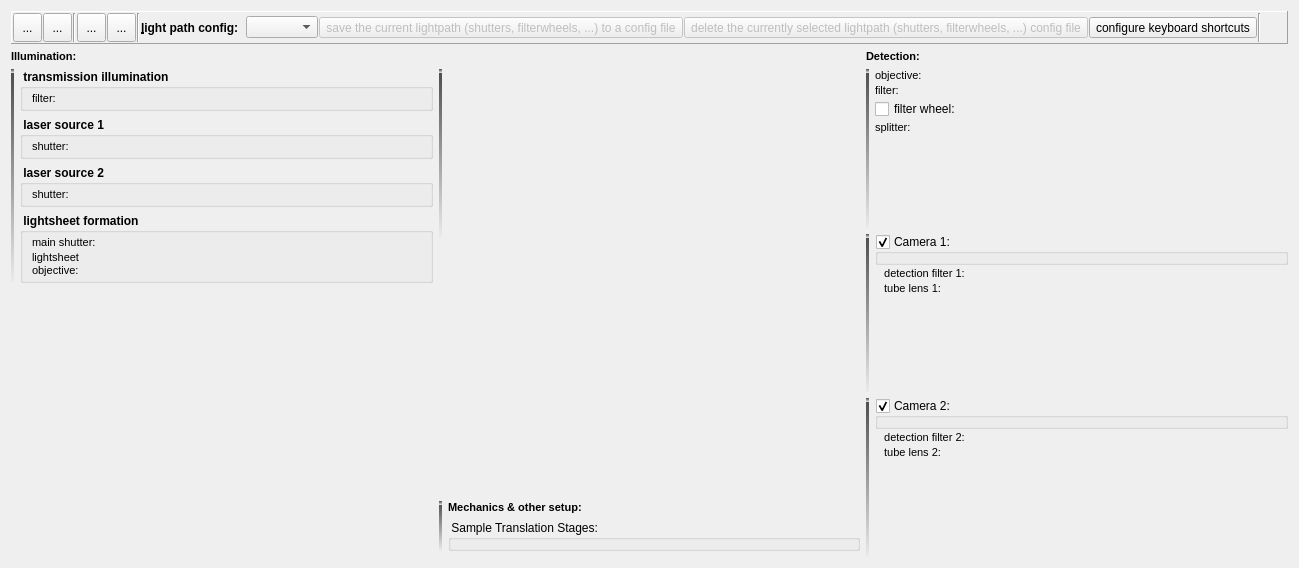
The window that plugins/spimb040/qfespimb040opticssetup.ui (jkriege2/QuickFit3) describes before a commit, drawn with Qt 5.
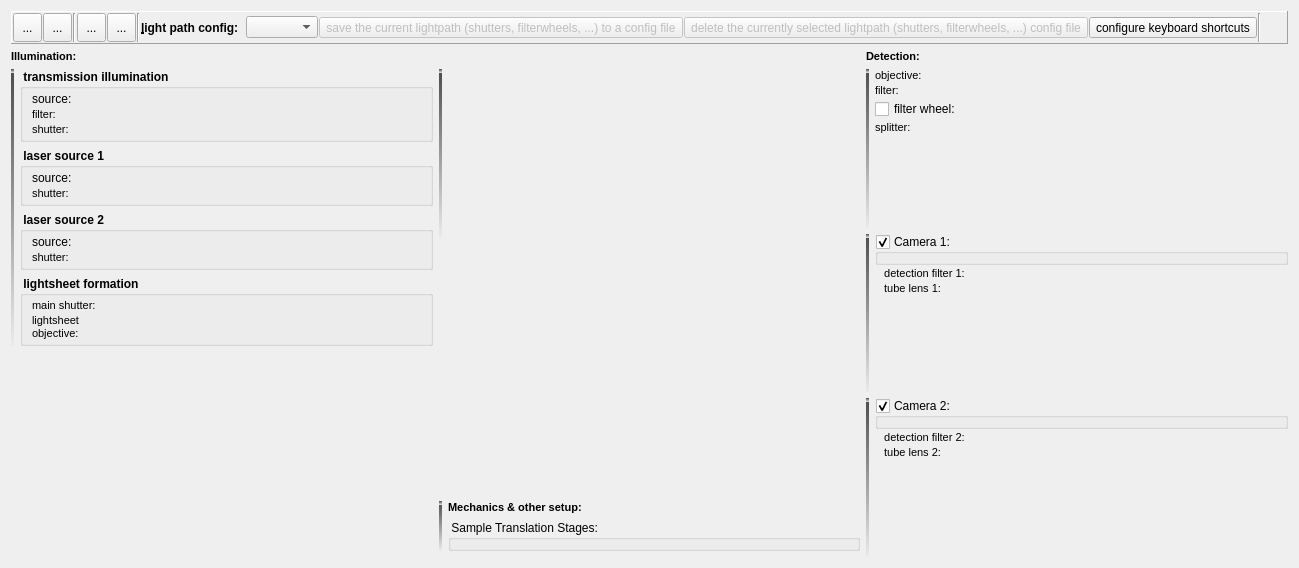
The same window after the commit. Icons and pictures are not drawn. Custom widgets are drawn as their Qt base class.

Commit message: QuickFit3/B040SPIM, libwidgets: added and used widget for light sources

What changed in the file:
```diff
--- a/plugins/spimb040/qfespimb040opticssetup.ui
+++ b/plugins/spimb040/qfespimb040opticssetup.ui
@@ -84,7 +84,7 @@
           <property name="bottomMargin">
            <number>3</number>
           </property>
-          <item row="0" column="0">
+          <item row="1" column="0">
            <widget class="QLabel" name="label_10">
             <property name="font">
              <font>
@@ -101,7 +101,7 @@
             </property>
            </widget>
           </item>
-          <item row="0" column="1">
+          <item row="1" column="1">
            <widget class="QF3FilterCombobox" name="filtTransmission" native="true">
             <property name="enabled">
              <bool>true</bool>
@@ -120,6 +120,71 @@
             </property>
            </widget>
           </item>
+          <item row="0" column="0">
+           <widget class="QLabel" name="label_5">
+            <property name="font">
+             <font>
+              <weight>50</weight>
+              <bold>false</bold>
+             </font>
+            </property>
+            <property name="text">
+             <string>source:</string>
+            </property>
+           </widget>
+          </item>
+          <item row="0" column="1">
+           <widget class="QFLightSourceConfigWidget" name="lsTransmission" native="true">
+            <property name="enabled">
+             <bool>true</bool>
+            </property>
+            <property name="minimumSize">
+             <size>
+              <width>5</width>
+              <height>5</height>
+             </size>
+            </property>
+            <property name="font">
+             <font>
+              <weight>50</weight>
+              <bold>false</bold>
+             </font>
+            </property>
+           </widget>
+          </item>
+          <item row="2" column="0">
+           <widget class="QLabel" name="label_22">
+            <property name="font">
+             <font>
+              <weight>50</weight>
+              <bold>false</bold>
+             </font>
+            </property>
+            <property name="text">
+             <string>&lt;!DOCTYPE HTML PUBLIC &quot;-//W3C//DTD HTML 4.0//EN&quot; &quot;http://www.w3.org/TR/REC-html40/strict.dtd&quot;&gt;
+&lt;html&gt;&lt;head&gt;&lt;meta name=&quot;qrichtext&quot; content=&quot;1&quot; /&gt;&lt;style type=&quot;text/css&quot;&gt;
+p, li { white-space: pre-wrap; }
+&lt;/style&gt;&lt;/head&gt;&lt;body style=&quot; font-family:'MS Shell Dlg 2'; font-size:8.25pt; font-weight:400; font-style:normal;&quot;&gt;
+&lt;p style=&quot; margin-top:0px; margin-bottom:0px; margin-left:0px; margin-right:0px; -qt-block-indent:0; text-indent:0px;&quot;&gt;&lt;span style=&quot; font-size:8pt;&quot;&gt;shutter:&lt;/span&gt;&lt;/p&gt;&lt;/body&gt;&lt;/html&gt;</string>
+            </property>
+           </widget>
+          </item>
+          <item row="2" column="1">
+           <widget class="QFShutterConfigWidget" name="shutterTransmission" native="true">
+            <property name="minimumSize">
+             <size>
+              <width>5</width>
+              <height>5</height>
+             </size>
+            </property>
+            <property name="font">
+             <font>
+              <weight>50</weight>
+              <bold>false</bold>
+             </font>
+            </property>
+           </widget>
+          </item>
          </layout>
         </widget>
        </item>
@@ -159,7 +224,7 @@
           <property name="bottomMargin">
            <number>3</number>
           </property>
-          <item row="0" column="0">
+          <item row="1" column="0">
            <widget class="QLabel" name="label_20">
             <property name="font">
              <font>
@@ -176,7 +241,7 @@
             </property>
            </widget>
           </item>
-          <item row="0" column="1">
+          <item row="1" column="1">
            <widget class="QFShutterConfigWidget" name="shutterLaser1" native="true">
             <property name="minimumSize">
              <size>
@@ -192,6 +257,38 @@
             </property>
            </widget>
           </item>
+          <item row="0" column="0">
+           <widget class="QLabel" name="label_8">
+            <property name="font">
+             <font>
+              <weight>50</weight>
+              <bold>false</bold>
+             </font>
+            </property>
+            <property name="text">
+             <string>source:</string>
+            </property>
+           </widget>
+          </item>
+          <item row="0" column="1">
+           <widget class="QFLightSourceConfigWidget" name="lsLaser1" native="true">
+            <property name="enabled">
+             <bool>true</bool>
+            </property>
+            <property name="minimumSize">
+             <size>
+              <width>5</width>
+              <height>5</height>
+             </size>
+            </property>
+            <property name="font">
+             <font>
+              <weight>50</weight>
+              <bold>false</bold>
+             </font>
+            </property>
+           </widget>
+          </item>
          </layout>
         </widget>
        </item>
@@ -231,7 +328,7 @@
           <property name="bottomMargin">
            <number>3</number>
           </property>
-          <item row="0" column="0">
+          <item row="1" column="0">
            <widget class="QLabel" name="label_21">
             <property name="font">
              <font>
@@ -248,7 +345,7 @@
             </property>
            </widget>
           </item>
-          <item row="0" column="1">
+          <item row="1" column="1">
            <widget class="QFShutterConfigWidget" name="shutterLaser2" native="true">
             <property name="minimumSize">
              <size>
@@ -264,6 +361,38 @@
             </property>
            </widget>
           </item>
+          <item row="0" column="0">
+           <widget class="QLabel" name="label_9">
+            <property name="font">
+             <font>
+              <weight>50</weight>
+              <bold>false</bold>
+             </font>
+            </property>
+            <property name="text">
+             <string>source:</string>
+            </property>
+           </widget>
+          </item>
+          <item row="0" column="1">
+           <widget class="QFLightSourceConfigWidget" name="lsLaser2" native="true">
+            <property name="enabled">
+             <bool>true</bool>
+            </property>
+            <property name="minimumSize">
+             <size>
+              <width>5</width>
+              <height>5</height>
+             </size>
+            </property>
+            <property name="font">
+             <font>
+              <weight>50</weight>
+              <bold>false</bold>
+             </font>
+            </property>
+           </widget>
+          </item>
          </layout>
         </widget>
        </item>
@@ -1150,6 +1279,15 @@
     <slot>setReadOnly(bool)</slot>
    </slots>
   </customwidget>
+  <customwidget>
+   <class>QFLightSourceConfigWidget</class>
+   <extends>QWidget</extends>
+   <header>qflightsourceconfigwidget.h</header>
+   <container>1</container>
+   <slots>
+    <slot>setReadOnly(bool)</slot>
+   </slots>
+  </customwidget>
  </customwidgets>
  <tabstops>
   <tabstop>btnConnectDevices</tabstop>
```
Left out of the diff: 108 changed lines with no effect on the pictures. The commit also changes 7 other files.
